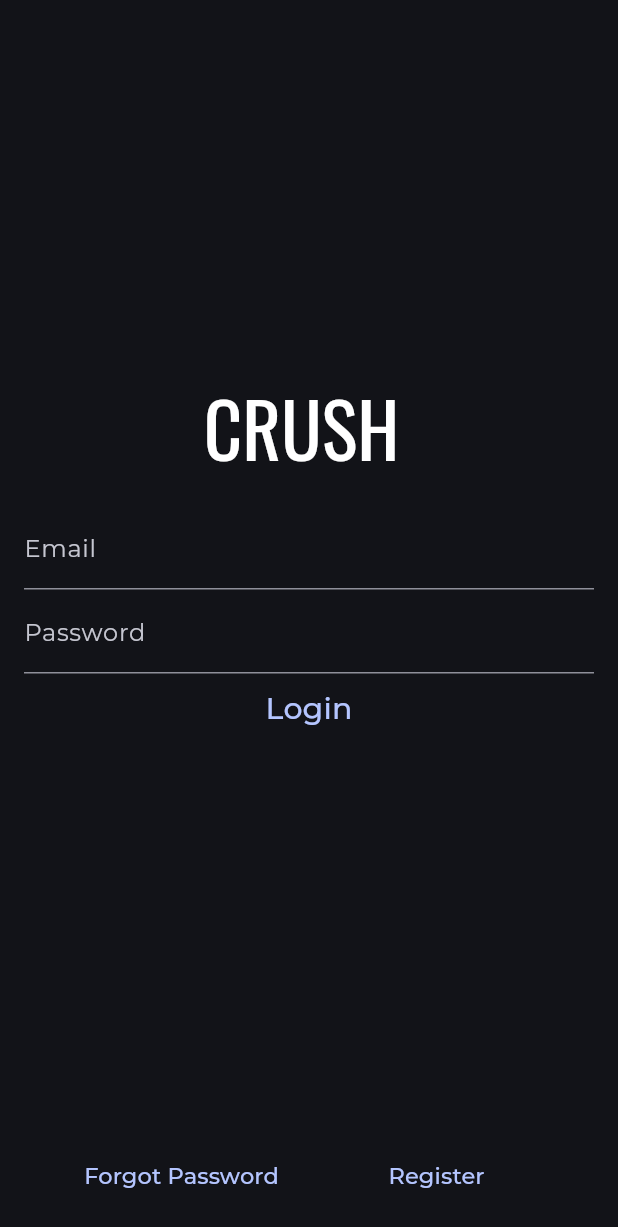
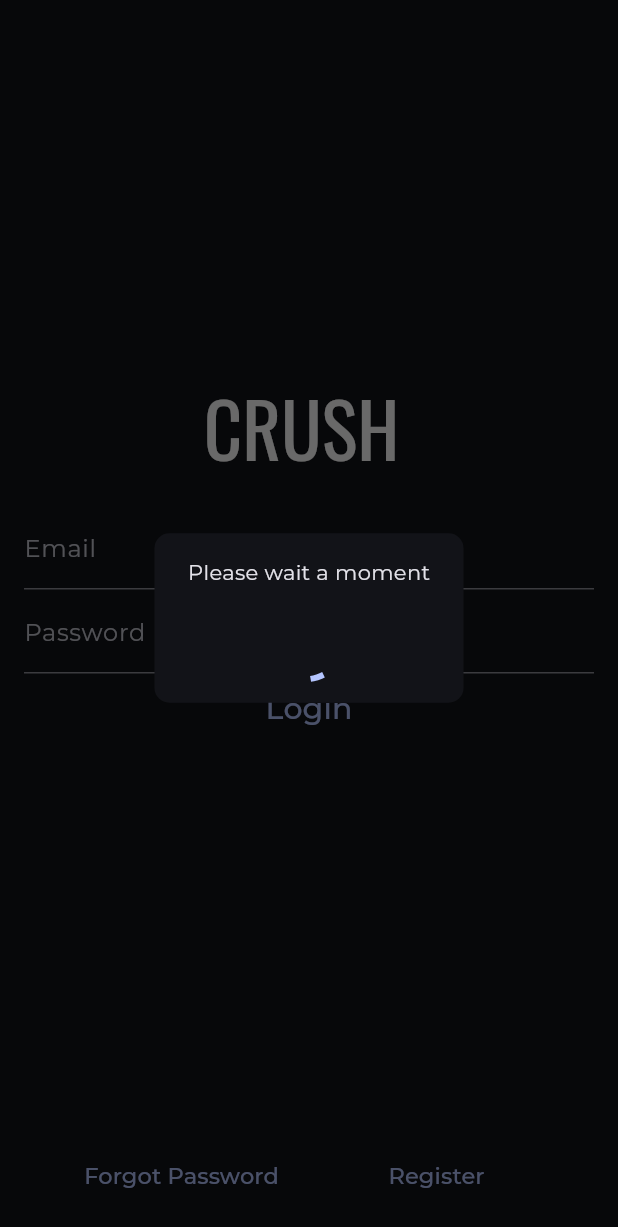
Before and after one commit to EmpathyYT/GymTracker, a Flutter app: the screen it shows after launch, on a phone screen of 412 x 824 dp. Shown: the top 1227 px of the screen. Run offline on Flutter 3.47's test engine with Material 3 defaults, Android fonts, the phone set to English and light mode, and no system bars; drawn by our look-alikes of animated_text_kit; our stand-ins replace bloc, equatable, firebase_auth, firebase_core, flutter_bloc, google_fonts; accounts and stored records are empty; generated files the repository leaves out were written again.

Commit message:
Verify email page, and loading dialog complete. Now going to work on the main page. One step closer.

```diff
--- /dev/null
+++ b/lib/helpers/loading/loading_controller.dart
@@ -0,0 +1,16 @@
+import 'package:flutter/material.dart';
+
+typedef CloserLoadingScreen = bool Function();
+typedef UpdateLoadingScreen = bool Function(String text);
+
+
+@immutable
+class LoadingScreenController {
+  final CloserLoadingScreen close;
+  final UpdateLoadingScreen update;
+
+  const LoadingScreenController({
+    required this.close,
+    required this.update,
+  });
+}
--- /dev/null
+++ b/lib/helpers/loading/loading_dialog.dart
@@ -0,0 +1,89 @@
+import 'dart:async';
+
+import 'package:flutter/material.dart';
+
+import 'loading_controller.dart';
+
+class LoadingScreen {
+  static final LoadingScreen _singleton = LoadingScreen._internal();
+  LoadingScreen._internal();
+  factory LoadingScreen() => _singleton;
+
+  LoadingScreenController? _controller;
+
+  void hide() {
+    _controller?.close();
+    _controller = null;
+  }
+
+  void show({required BuildContext context, required String text}) {
+    if (_controller?.update(text) ?? false) {
+      return;
+    } else {
+      _controller = showOverlay(context: context, text: text);
+    }
+  }
+
+  LoadingScreenController showOverlay({required context, required text}) {
+
+    final text0 = StreamController<String>();
+    text0.add(text);
+
+    final state = Overlay.of(context);
+
+    final renderBox = context.findRenderObject() as RenderBox;
+    final size = renderBox.size;
+
+    final overlay = OverlayEntry(builder: (context) {
+      return Material(
+          color: Colors.black.withAlpha(150),
+          child: Center(
+            child: Container(
+              constraints: BoxConstraints(
+                maxWidth: size.width * 0.8,
+                maxHeight: size.height * 0.8,
+                minWidth: size.width * 0.5,
+              ),
+              decoration: BoxDecoration(
+                color: Theme.of(context).colorScheme.surface,
+                borderRadius: BorderRadius.circular(10),
+              ),
+              child: Padding(
+                padding: const EdgeInsets.all(16.0),
+                child: SingleChildScrollView(
+                  child: Column(
+                    mainAxisSize: MainAxisSize.min,
+                    mainAxisAlignment: MainAxisAlignment.center,
+                    children: [
+                      StreamBuilder<String>(
+                        stream: text0.stream,
+                        builder: (context, snapshot) {
+                          return Text(snapshot.data ?? '');
+                        },
+                      ),
+                      const SizedBox(height: 25),
+                      const CircularProgressIndicator(),
+                    ],
+                  ),
+                ),
+              ),
+            ),
+          ));
+    });
+
+    state.insert(overlay);
+
+    return LoadingScreenController(
+      close: () {
+        overlay.remove();
+        text0.close();
+        return true;
+      },
+      update: (String text) {
+        text0.add(text);
+        return false;
+      },
+    );
+  }
+
+}
--- a/lib/main.dart
+++ b/lib/main.dart
@@ -8,7 +8,9 @@ import 'package:gymtracker/theme/theme.dart';
 import 'package:gymtracker/theme/util.dart';
 import 'package:gymtracker/views/forgot_password.dart';
 import 'package:gymtracker/views/login_page.dart';
+import 'package:gymtracker/views/verify_email_page.dart';
 
+import 'helpers/loading/loading_dialog.dart';
 import 'views/register_page.dart';
 
 
@@ -44,18 +46,18 @@ class HomePage extends StatelessWidget {
     context.read<AuthBloc>().add(const AuthEventInitialize());
     return BlocConsumer<AuthBloc, AuthState>(
       listener: (context, state) {
-      //   if (state.isLoading) {
-      //     LoadingScreen().show(context: context, text: state.loadingText);
-      //   } else {
-      //     LoadingScreen().hide();
-      //   }
+        if (true) {
+          LoadingScreen().show(context: context, text: state.loadingText);
+        } else {
+          LoadingScreen().hide();
+        }
       },
       builder: (context, state) {
         if (state is AuthStateUnauthenticated) {
           return const LoginView();
-          // } else if (state is AuthStateNeedsVerification) {
-          //   return const VerifyEmailPage();
-          // } else if (state is AuthStateAuthenticated) {
+           } else if (state is AuthStateNeedsVerification) {
+            return const VerifyEmailPage();
+          //} else if (state is AuthStateAuthenticated) {
           //   return const NotesView();
           } else if (state is AuthStateRegistering) {
              return const RegisterPage();
--- a/lib/views/login_page.dart
+++ b/lib/views/login_page.dart
@@ -94,6 +94,7 @@ class _LoginViewState extends State<LoginView> {
                 ),
                 TextField(
                   autocorrect: false,
+                  obscureText: true,
                   controller: _password,
                   decoration: const InputDecoration(labelText: 'Password'),
                 ),
--- a/lib/views/register_page.dart
+++ b/lib/views/register_page.dart
@@ -86,6 +86,7 @@ class _RegisterPageState extends State<RegisterPage> {
                 ),
                 TextField(
                   autocorrect: false,
+                  obscureText: true,
                   controller: _password,
                   decoration: const InputDecoration(labelText: 'Password'),
                 ),
```
Also changed, not shown: lib/views/verify_email_page.dart (added, +81 -0 lines), 1 other file.
